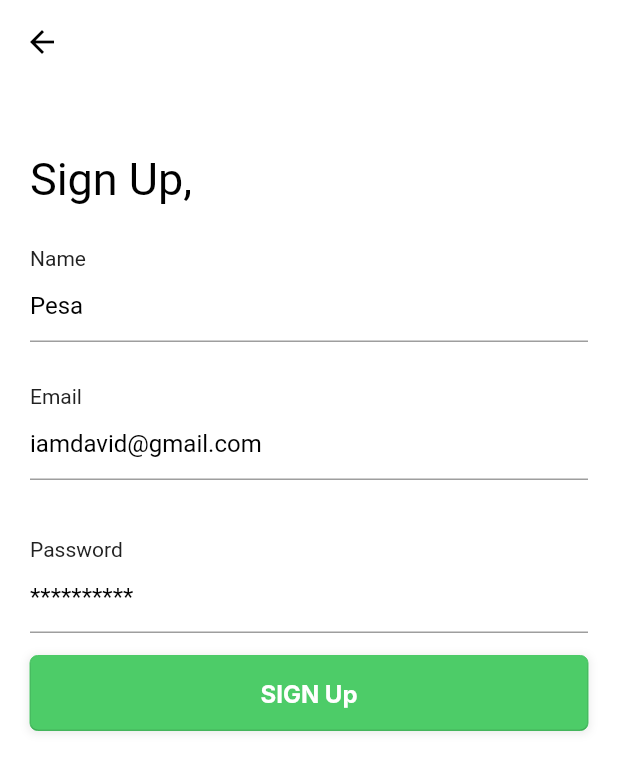
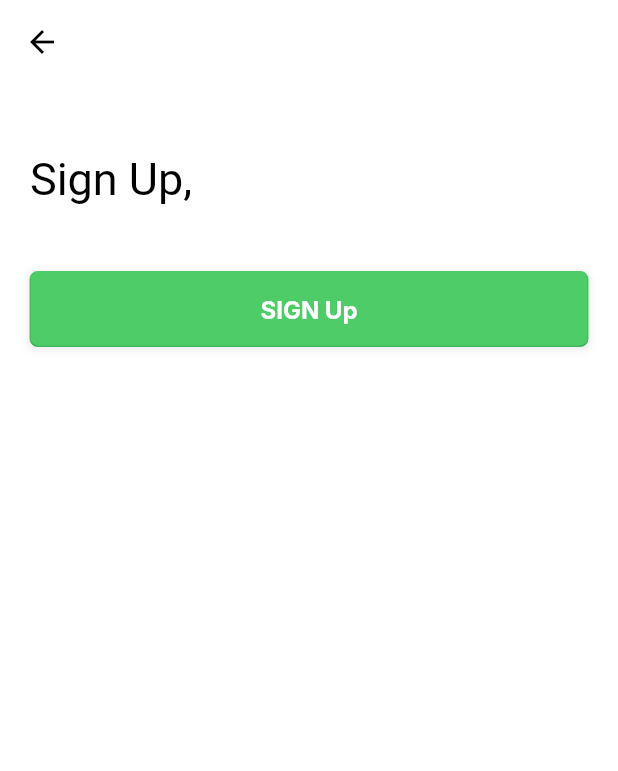
Before and after one commit to ManarShahin48/Ward-Application, a Flutter app: the RegisterView screen opened directly, on a phone screen of 412 x 824 dp. Shown: the top 771 px of the screen. Run offline on Flutter 3.47's test engine with Material 2 defaults, Android fonts, the phone set to English and light mode, and no system bars; our stand-ins replace firebase_auth, firebase_core, flutter_svg, get, google_sign_in; missing offline and left inert: flutter_facebook_auth; accounts and stored records are empty; network calls fail; Roboto replaces fonts that are missing (Inter, Inter Regular); project files that could hold a hidden picture were left out.

Commit message:
Add app themes

```diff
--- /dev/null
+++ b/lib/utils/app_themes.dart
@@ -0,0 +1,172 @@
+import 'package:flutter/material.dart';
+import 'package:ward/utils/utils.dart';
+
+ThemeData mainLightTheme() => ThemeData(
+  primaryColor: ColorManager.primary,
+  fontFamily: 'Inter Regular',
+  scaffoldBackgroundColor: ColorManager.white,
+  // dividerTheme: const DividerThemeData(
+  //     color: ColorManager.lightGrey, thickness: .8, space: 40),
+  backgroundColor: ColorManager.white,
+  // primarySwatch: ColorManager.blueMaterialColor,
+  // appBarTheme: const AppBarTheme(
+  //   centerTitle: true,
+  //   titleSpacing: 0.0,
+  //   titleTextStyle: TextStyle(
+  //     color: ColorManager.white,
+  //     fontSize: 18.0,
+  //     fontFamily: 'Cairo Regular',
+  //     fontWeight: FontWeight.bold,
+  //   ),
+  //   backgroundColor: ColorManager.primaryColor,
+  //   shadowColor: ColorManager.white,
+  //   elevation: 0.0,
+  //   iconTheme: IconThemeData(color: ColorManager.white),
+  //   actionsIconTheme: IconThemeData(
+  //     color: ColorManager.white,
+  //   ),
+  //   systemOverlayStyle: SystemUiOverlayStyle(
+  //     // statusBarColor: ColorManager.primaryColor,
+  //     // statusBarIconBrightness: Brightness.light,
+  //     // statusBarBrightness: Brightness.light,
+  //     // statusBarColor: ColorManager.white,
+  //     // statusBarIconBrightness: Brightness.dark,
+  //     statusBarBrightness: Brightness.dark,
+  //     statusBarColor: Colors.transparent,
+  //     statusBarIconBrightness: Brightness.dark,
+  //     systemNavigationBarIconBrightness: Brightness.dark,
+  //   ),
+  // ),
+  // textTheme: const TextTheme(
+  //   headline1: TextStyle(
+  //     color: ColorManager.primaryColor,
+  //     fontSize: 18.0,
+  //     fontWeight: FontWeight.normal,
+  //   ),
+  //   headline2: TextStyle(
+  //     color: ColorManager.grey,
+  //     fontSize: 16.0,
+  //     fontWeight: FontWeight.normal,
+  //   ),
+  //   subtitle1: TextStyle(
+  //     color: ColorManager.grey,
+  //     fontSize: 14.0,
+  //     fontWeight: FontWeight.normal,
+  //   ),
+  //   subtitle2: TextStyle(
+  //     color: ColorManager.lightGrey,
+  //     fontSize: 14.0,
+  //     fontWeight: FontWeight.normal,
+  //   ),
+  //   bodyText1: TextStyle(
+  //     color: ColorManager.primaryColor,
+  //     fontSize: 14.0,
+  //     fontWeight: FontWeight.normal,
+  //   ),
+  //   bodyText2: TextStyle(
+  //     color: ColorManager.primaryColor,
+  //     fontSize: 16.0,
+  //     fontWeight: FontWeight.normal,
+  //   ),
+  //   caption: TextStyle(
+  //     color: ColorManager.grey,
+  //     fontSize: 16.0,
+  //     fontWeight: FontWeight.bold,
+  //   ),
+  // ),
+  // bottomSheetTheme: const BottomSheetThemeData(
+  //   elevation: 5.0,
+  //   backgroundColor: ColorManager.white,
+  // ),
+  // bottomNavigationBarTheme: const BottomNavigationBarThemeData(
+  //   backgroundColor: ColorManager.white,
+  //   selectedIconTheme: IconThemeData(color: ColorManager.primaryColor),
+  //   unselectedIconTheme: IconThemeData(color: ColorManager.lightGrey),
+  //   unselectedItemColor: ColorManager.lightGrey,
+  //   selectedItemColor: ColorManager.primaryColor,
+  //   elevation: 2.0,
+  // ),
+);
+
+// ThemeData mainDarkTheme() => ThemeData(
+//   fontFamily: 'Inter Regular',
+//   scaffoldBackgroundColor: ColorManager.darkModeBackgroundColor,
+//   backgroundColor: ColorManager.darkModeWhite,
+//   dividerTheme: const DividerThemeData(
+//       color: ColorManager.black, thickness: 0.8, space: 20),
+//   appBarTheme: const AppBarTheme(
+//     centerTitle: true,
+//     titleSpacing: 0.0,
+//     titleTextStyle: TextStyle(
+//       color: ColorManager.lightGrey,
+//       fontSize: 18.0,
+//       fontFamily: 'Cairo Regular',
+//       fontWeight: FontWeight.bold,
+//     ),
+//     backgroundColor: ColorManager.primaryColor,
+//     shadowColor: ColorManager.black,
+//     elevation: 0.0,
+//     iconTheme: IconThemeData(color: ColorManager.lightGrey),
+//     actionsIconTheme: IconThemeData(
+//       color: ColorManager.lightGrey,
+//     ),
+//     systemOverlayStyle: SystemUiOverlayStyle(
+//       statusBarColor: ColorManager.primaryColor,
+//       statusBarIconBrightness: Brightness.light,
+//       statusBarBrightness: Brightness.dark,
+//     ),
+//   ),
+//   textTheme: const TextTheme(
+//     headline1: TextStyle(
+//       color: ColorManager.lightGrey,
+//       fontSize: 18.0,
+//       fontWeight: FontWeight.normal,
+//     ),
+//     headline2: TextStyle(
+//       color: ColorManager.grey,
+//       fontSize: 16.0,
+//       fontWeight: FontWeight.normal,
+//     ),
+//     subtitle1: TextStyle(
+//       color: ColorManager.grey,
+//       fontSize: 14.0,
+//       fontWeight: FontWeight.normal,
+//     ),
+//     subtitle2: TextStyle(
+//       color: ColorManager.lightGrey,
+//       fontSize: 14.0,
+//       fontWeight: FontWeight.normal,
+//     ),
+//     bodyText1: TextStyle(
+//       color: ColorManager.lightGrey,
+//       fontSize: 14.0,
+//       fontWeight: FontWeight.normal,
+//     ),
+//     bodyText2: TextStyle(
+//       color: ColorManager.lightGrey,
+//       fontSize: 16.0,
+//       fontWeight: FontWeight.normal,
+//     ),
+//     caption: TextStyle(
+//       color: ColorManager.lightWhite,
+//       fontSize: 16.0,
+//       fontWeight: FontWeight.bold,
+//     ),
+//   ),
+//   bottomNavigationBarTheme: const BottomNavigationBarThemeData(
+//     backgroundColor: ColorManager.darkModeWhite,
+//     selectedIconTheme: IconThemeData(color: ColorManager.superLightGrey),
+//     unselectedIconTheme: IconThemeData(color: ColorManager.grey),
+//     unselectedItemColor: ColorManager.grey,
+//     selectedItemColor: ColorManager.superLightGrey,
+//     elevation: 2.0,
+//   ),
+//   bottomSheetTheme: const BottomSheetThemeData(
+//     elevation: 5.0,
+//     backgroundColor: ColorManager.darkModeWhite,
+//   ),
+//   dividerColor: ColorManager.backgroundColor,
+//   colorScheme:
+//   ColorScheme.fromSwatch(primarySwatch: ColorManager.blueMaterialColor)
+//       .copyWith(secondary: ColorManager.primaryColor),
+// );
--- a/lib/utils/color_manager.dart
+++ b/lib/utils/color_manager.dart
@@ -6,4 +6,6 @@ class ColorManager {
   static const Color white = Color(0xFFFFFFFF);
   static const Color black = Color(0xFF000000);
   static const Color primary = Color(0xFF4DCC68);
+  static const Color grey = Color(0xFFAAAAAA);
+
 }
--- a/lib/utils/utils.dart
+++ b/lib/utils/utils.dart
@@ -5,3 +5,4 @@ export 'font_manager.dart';
 export 'strings_manager.dart';
 export 'values_manager.dart';
 export 'style_manager.dart';
+export 'app_themes.dart';
--- a/lib/view/auth/register_view.dart
+++ b/lib/view/auth/register_view.dart
@@ -45,48 +45,48 @@ class RegisterView extends GetWidget<AuthViewModel> {
                 const SizedBox(
                   height: 30,
                 ),
-                CustomTextFormField(
-                  text: 'Name',
-                  hint: 'Pesa',
-                  onSave: (value) {
-                    controller.name = value!;
-                  },
-                  // validator: (value) {
-                  //   if (value == null) {
-                  //     print("ERROR");
-                  //   }
-                  // },
-                ),
-                const SizedBox(
-                  height: 30,
-                ),
-                CustomTextFormField(
-                  text: 'Email',
-                  hint: 'iamdavid@gmail.com',
-                  onSave: (value) {
-                    controller.email = value!;
-                  },
-                  // validator: (value) {
-                  //   if (value == null) {
-                  //     print("ERROR");
-                  //   }
-                  // },
-                ),
-                const SizedBox(
-                  height: 40,
-                ),
-                CustomTextFormField(
-                  text: 'Password',
-                  hint: '**********',
-                  onSave: (value) {
-                    controller.password = value!;
-                  },
-                  // validator: (value) {
-                  //   if (value == null) {
-                  //     print('error');
-                  //   }
-                  // },
-                ),
+                // CustomTextFormField(
+                //   text: 'Name',
+                //   hint: 'Pesa',
+                //   onSave: (value) {
+                //     controller.name = value!;
+                //   },
+                //   validator: (value) {
+                //     if (value == null) {
+                //       print("ERROR");
+                //     }
+                //   },
+                // ),
+                // const SizedBox(
+                //   height: 30,
+                // ),
+                // CustomTextFormField(
+                //   text: 'Email',
+                //   hint: 'iamdavid@gmail.com',
+                //   onSave: (value) {
+                //     controller.email = value!;
+                //   },
+                //   validator: (value) {
+                //     if (value == null) {
+                //       print("ERROR");
+                //     }
+                //   },
+                // ),
+                // const SizedBox(
+                //   height: 40,
+                // ),
+                // CustomTextFormField(
+                //   text: 'Password',
+                //   hint: '**********',
+                //   onSave: (value) {
+                //     controller.password = value!;
+                //   },
+                //   validator: (value) {
+                //     if (value == null) {
+                //       print('error');
+                //     }
+                //   },
+                // ),
                 const SizedBox(
                   height: 15,
                 ),
--- a/lib/view/widgets/custom_text_form_field.dart
+++ b/lib/view/widgets/custom_text_form_field.dart
@@ -7,12 +7,13 @@ class CustomTextFormField extends StatelessWidget {
     required this.text,
     required this.hint,
     required this.onSave,
-    // required this.validator,
+    required this.validator,
   }) : super(key: key);
 
   final String text;
   final String hint;
   final Function(String?) onSave;
+  final FormFieldValidator<String>? validator;
   // final String Function(String?) validator;
 
   @override
@@ -26,7 +27,8 @@ class CustomTextFormField extends StatelessWidget {
         ),
         TextFormField(
           onSaved: onSave,
-          // validator: validator,
+          validator: validator,
+
           decoration: InputDecoration(
             hintText: hint,
             hintStyle: const TextStyle(
```
Also changed, not shown: lib/main.dart (+4 -7 lines), lib/view/auth/login_view.dart (+10 -12 lines).
